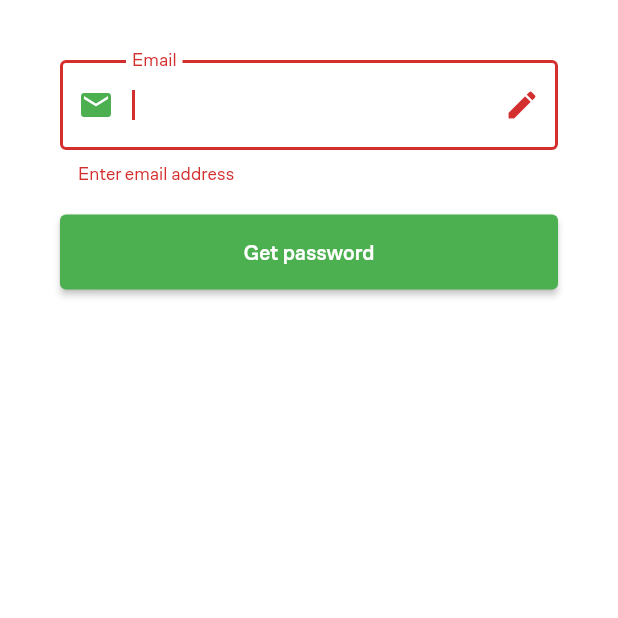
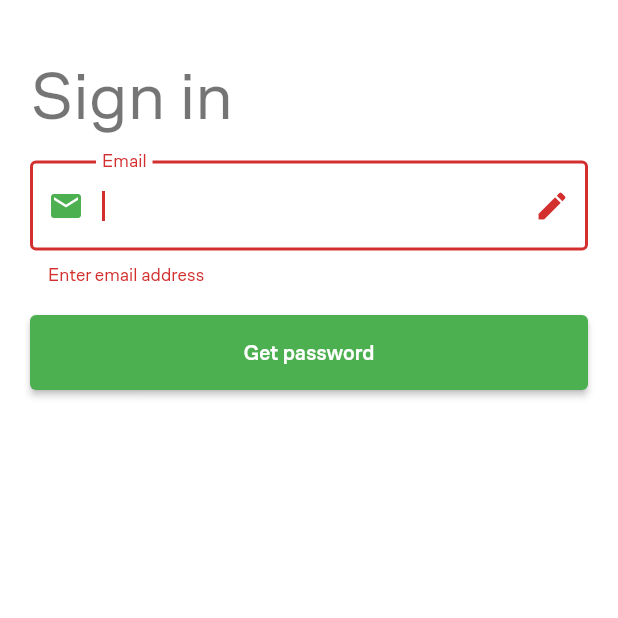
Before and after one commit to SarsenovZ2z/journal-app, a Flutter app: the AuthScreen screen opened directly, after a tap on "Get password", on a phone screen of 412 x 824 dp, the top half of it. Run offline on Flutter 3.47's test engine with Material 2 defaults, Android fonts, the phone set to English and light mode, and no system bars; our stand-ins replace dartz, dio, equatable, flutter_bloc, flutter_dotenv, flutter_secure_storage and 1 more; accounts and stored records are empty; network calls fail.

```diff
--- a/lib/src/features/auth/presentation/pages/auth_screen.dart
+++ b/lib/src/features/auth/presentation/pages/auth_screen.dart
@@ -1,5 +1,5 @@
 import 'package:flutter/material.dart';
-import 'package:journal/src/features/auth/presentation/widgets/Auth/form.dart';
+import 'package:journal/src/features/auth/presentation/widgets/auth_form.dart';
 
 class AuthScreen extends StatelessWidget {
   const AuthScreen({super.key});
@@ -9,18 +9,28 @@ class AuthScreen extends StatelessWidget {
     return Scaffold(
       body: ListView(
         children: [
-          Padding(
-            padding: const EdgeInsets.all(20),
-            child: Column(
+          Column(
             children: [
               Container(
+                padding: const EdgeInsets.all(20),
                 constraints: const BoxConstraints(
                   maxWidth: 500,
                 ),
-                  child: const AuthForm(),
+                child: Column(
+                  crossAxisAlignment: CrossAxisAlignment.start,
+                  children: [
+                    Padding(
+                      padding: const EdgeInsets.symmetric(vertical: 15),
+                      child: Text(
+                        'Sign in',
+                        style: Theme.of(context).textTheme.displaySmall,
+                      ),
+                    ),
+                    const AuthForm(),
+                  ],
+                ),
               ),
             ],
-            ),
           ),
         ],
       ),
--- a/lib/src/features/auth/presentation/widgets/Auth/form.dart
+++ /dev/null
@@ -1,222 +0,0 @@
-import 'package:flutter/material.dart';
-import 'package:flutter_bloc/flutter_bloc.dart';
-import 'package:journal/src/functions.dart';
-import 'package:journal/src/features/auth/presentation/bloc/Auth/auth_cubit.dart';
-import 'package:journal/src/features/auth/presentation/bloc/Auth/auth_states.dart';
-import 'package:journal/src/features/auth/presentation/bloc/Auth/password/password_cubit.dart';
-import 'package:journal/src/features/auth/presentation/bloc/Auth/password/password_states.dart';
-import 'package:journal/src/locator.dart';
-
-class AuthForm extends StatefulWidget {
-  const AuthForm({super.key});
-
-  @override
-  State<AuthForm> createState() => _AuthFormState();
-}
-
-class _AuthFormState extends State<AuthForm> {
-  final _formKey = GlobalKey<FormState>();
-  final _emailFieldKey = GlobalKey<FormFieldState>();
-
-  final TextEditingController _emailController = TextEditingController();
-  final TextEditingController _passwordController = TextEditingController();
-
-  bool _isLoading = false;
-  bool _isObscurePasswordEnabled = true;
-
-  @override
-  Widget build(BuildContext context) {
-    return Padding(
-      padding: const EdgeInsets.all(20),
-      child: BlocProvider<PasswordCubit>(
-        create: (context) => sl<PasswordCubit>(),
-        child: Form(
-          key: _formKey,
-          child: BlocBuilder<PasswordCubit, PasswordState>(
-              builder: (context, passwordState) {
-            return Column(
-              mainAxisAlignment: MainAxisAlignment.center,
-              crossAxisAlignment: CrossAxisAlignment.stretch,
-              children: [
-                TextFormField(
-                  key: _emailFieldKey,
-                  enabled: !_isLoading,
-                  controller: _emailController,
-                  readOnly: passwordState is PasswordIssuedState,
-                  autofocus: passwordState is! PasswordIssuedState,
-                  onFieldSubmitted: (String email) async {
-                    await _load(_getTemporaryPassword(context));
-                  },
-                  validator: (String? value) => _emailValidator(value, context),
-                  decoration: InputDecoration(
-                    label: const Text("Email"),
-                    border: const OutlineInputBorder(),
-                    prefixIcon: const Icon(Icons.mail),
-                    suffixIcon: InkWell(
-                      onTap: () async {
-                        _reset(context);
-                      },
-                      child: const Icon(Icons.edit),
-                    ),
-                  ),
-                ),
-                AnimatedSize(
-                  duration: const Duration(milliseconds: 200),
-                  child: passwordState is PasswordIssuedState
-                      ? Padding(
-                          padding: const EdgeInsets.only(top: 10),
-                          child: BlocBuilder<AuthCubit, AuthState>(
-                            builder: (context, authState) => TextFormField(
-                              enabled: !_isLoading,
-                              controller: _passwordController,
-                              obscureText: _isObscurePasswordEnabled,
-                              onFieldSubmitted: (String password) async {
-                                await _load(_authenticate(context));
-                              },
-                              validator: (String? value) =>
-                                  _passwordValidator(value, context),
-                              decoration: InputDecoration(
-                                label: const Text("Password"),
-                                border: const OutlineInputBorder(),
-                                prefixIcon: const Icon(Icons.password),
-                                suffixIcon: InkWell(
-                                  onTap: () {
-                                    setState(() {
-                                      _isObscurePasswordEnabled =
-                                          !_isObscurePasswordEnabled;
-                                    });
-                                  },
-                                  child: Icon(_isObscurePasswordEnabled
-                                      ? Icons.visibility
-                                      : Icons.visibility_off),
-                                ),
-                              ),
-                            ),
-                          ),
-                        )
-                      : const SizedBox(),
-                ),
-                const SizedBox(height: 20),
-                ElevatedButton(
-                  onPressed: _isLoading
-                      ? null
-                      : () async {
-                          await _load(passwordState is PasswordIssuedState
-                              ? _authenticate(context)
-                              : _getTemporaryPassword(context));
-                        },
-                  child: Container(
-                    alignment: Alignment.center,
-                    constraints: const BoxConstraints(minHeight: 50),
-                    child: _isLoading
-                        ? const SizedBox(
-                            width: 20,
-                            height: 20,
-                            child: CircularProgressIndicator(),
-                          )
-                        : Text(passwordState is PasswordIssuedState
-                            ? "Sign In"
-                            : "Get password"),
-                  ),
-                ),
-              ],
-            );
-          }),
-        ),
-      ),
-    );
-  }
-
-  Future<void> _load(Future f) async {
-    setState(() {
-      _isLoading = true;
-      _isObscurePasswordEnabled = true;
-    });
-
-    await f;
-
-    if (mounted) {
-      setState(() {
-        _isLoading = false;
-      });
-    }
-  }
-
-  Future<void> _authenticate(BuildContext context) async {
-    final AuthCubit authCubit = context.read<AuthCubit>();
-    authCubit.forgetLastError();
-    if (_formKey.currentState!.validate()) {
-      await delay();
-      await authCubit.authByCredentials(
-        email: _emailController.text,
-        password: _passwordController.text,
-      );
-      if (authCubit.state is AuthenticationFailedState) {
-        _formKey.currentState!.validate();
-      }
-    }
-  }
-
-  Future<void> _getTemporaryPassword(BuildContext context) async {
-    final passwordCubit = context.read<PasswordCubit>();
-    if (_emailFieldKey.currentState!.validate()) {
-      await delay();
-      await passwordCubit.getPassword(email: _emailController.text);
-      if (passwordCubit.state is PasswordRequestFailedState) {
-        _emailFieldKey.currentState!.validate();
-      } else if (passwordCubit.state is PasswordIssuedState) {
-        // set focus
-      }
-    }
-  }
-
-  void _reset(BuildContext context) {
-    _emailController.clear();
-    _passwordController.clear();
-
-    context.read<PasswordCubit>().reset();
-    setState(() {
-      _isObscurePasswordEnabled = true;
-    });
-  }
-
-  String? _emailValidator(String? value, BuildContext context) {
-    if (value!.isEmpty) {
-      return "Enter email address";
-    }
-    if (!_isValidEmail(value)) {
-      return "Please enter valid email address";
-    }
-
-    final PasswordCubit passwordCubit = context.read<PasswordCubit>();
-    final PasswordState passwordState = passwordCubit.state;
-    if (passwordState is PasswordRequestFailedState) {
-      passwordCubit.forgetLastError();
-      return passwordState.failure.message;
-    }
-
-    return null;
-  }
-
-  String? _passwordValidator(String? value, BuildContext context) {
-    if (value!.isEmpty) {
-      return "Enter password";
-    }
-
-    final AuthCubit authCubit = context.read<AuthCubit>();
-    final AuthState authState = authCubit.state;
-
-    if (authState is AuthenticationFailedState) {
-      authCubit.forgetLastError();
-      return authState.failure.message;
-    }
-
-    return null;
-  }
-
-  bool _isValidEmail(String email) {
-    return RegExp(
-            r"^[a-zA-Z0-9.!#$%&'*+/=?^_`{|}~-]+@[a-zA-Z0-9](?:[a-zA-Z0-9-]{0,253}[a-zA-Z0-9])?(?:\.[a-zA-Z0-9](?:[a-zA-Z0-9-]{0,253}[a-zA-Z0-9])?)*$")
-        .hasMatch(email);
-  }
-}
--- /dev/null
+++ b/lib/src/features/auth/presentation/widgets/auth_form.dart
@@ -0,0 +1,219 @@
+import 'package:flutter/material.dart';
+import 'package:flutter_bloc/flutter_bloc.dart';
+import 'package:journal/src/functions.dart';
+import 'package:journal/src/features/auth/presentation/bloc/Auth/auth_cubit.dart';
+import 'package:journal/src/features/auth/presentation/bloc/Auth/auth_states.dart';
+import 'package:journal/src/features/auth/presentation/bloc/Auth/password/password_cubit.dart';
+import 'package:journal/src/features/auth/presentation/bloc/Auth/password/password_states.dart';
+import 'package:journal/src/locator.dart';
+
+class AuthForm extends StatefulWidget {
+  const AuthForm({super.key});
+
+  @override
+  State<AuthForm> createState() => _AuthFormState();
+}
+
+class _AuthFormState extends State<AuthForm> {
+  final _formKey = GlobalKey<FormState>();
+  final _emailFieldKey = GlobalKey<FormFieldState>();
+
+  final TextEditingController _emailController = TextEditingController();
+  final TextEditingController _passwordController = TextEditingController();
+
+  bool _isLoading = false;
+  bool _isObscurePasswordEnabled = true;
+
+  @override
+  Widget build(BuildContext context) {
+    return BlocProvider<PasswordCubit>(
+      create: (context) => sl<PasswordCubit>(),
+      child: Form(
+        key: _formKey,
+        child: BlocBuilder<PasswordCubit, PasswordState>(
+            builder: (context, passwordState) {
+          return Column(
+            mainAxisAlignment: MainAxisAlignment.center,
+            crossAxisAlignment: CrossAxisAlignment.stretch,
+            children: [
+              TextFormField(
+                key: _emailFieldKey,
+                enabled: !_isLoading,
+                controller: _emailController,
+                readOnly: passwordState is PasswordIssuedState,
+                autofocus: passwordState is! PasswordIssuedState,
+                onFieldSubmitted: (String email) async {
+                  await _load(_getTemporaryPassword(context));
+                },
+                validator: (String? value) => _emailValidator(value, context),
+                decoration: InputDecoration(
+                  label: const Text("Email"),
+                  border: const OutlineInputBorder(),
+                  prefixIcon: const Icon(Icons.mail),
+                  suffixIcon: InkWell(
+                    onTap: () async {
+                      _reset(context);
+                    },
+                    child: const Icon(Icons.edit),
+                  ),
+                ),
+              ),
+              AnimatedSize(
+                duration: const Duration(milliseconds: 200),
+                child: passwordState is PasswordIssuedState
+                    ? Padding(
+                        padding: const EdgeInsets.only(top: 10),
+                        child: BlocBuilder<AuthCubit, AuthState>(
+                          builder: (context, authState) => TextFormField(
+                            enabled: !_isLoading,
+                            controller: _passwordController,
+                            obscureText: _isObscurePasswordEnabled,
+                            onFieldSubmitted: (String password) async {
+                              await _load(_authenticate(context));
+                            },
+                            validator: (String? value) =>
+                                _passwordValidator(value, context),
+                            decoration: InputDecoration(
+                              label: const Text("Password"),
+                              border: const OutlineInputBorder(),
+                              prefixIcon: const Icon(Icons.password),
+                              suffixIcon: InkWell(
+                                onTap: () {
+                                  setState(() {
+                                    _isObscurePasswordEnabled =
+                                        !_isObscurePasswordEnabled;
+                                  });
+                                },
+                                child: Icon(_isObscurePasswordEnabled
+                                    ? Icons.visibility
+                                    : Icons.visibility_off),
+                              ),
+                            ),
+                          ),
+                        ),
+                      )
+                    : const SizedBox(),
+              ),
+              const SizedBox(height: 20),
+              ElevatedButton(
+                onPressed: _isLoading
+                    ? null
+                    : () async {
+                        await _load(passwordState is PasswordIssuedState
+                            ? _authenticate(context)
+                            : _getTemporaryPassword(context));
+                      },
+                child: Container(
+                  alignment: Alignment.center,
+                  constraints: const BoxConstraints(minHeight: 50),
+                  child: _isLoading
+                      ? const SizedBox(
+                          width: 20,
+                          height: 20,
+                          child: CircularProgressIndicator(),
+                        )
+                      : Text(passwordState is PasswordIssuedState
+                          ? "Sign In"
+                          : "Get password"),
+                ),
+              ),
+            ],
+          );
+        }),
+      ),
+    );
+  }
+
+  Future<void> _load(Future f) async {
+    setState(() {
+      _isLoading = true;
+      _isObscurePasswordEnabled = true;
+    });
+
+    await f;
+
+    if (mounted) {
+      setState(() {
+        _isLoading = false;
+      });
+    }
+  }
+
+  Future<void> _authenticate(BuildContext context) async {
+    final AuthCubit authCubit = context.read<AuthCubit>();
+    authCubit.forgetLastError();
+    if (_formKey.currentState!.validate()) {
+      await delay();
+      await authCubit.authByCredentials(
+        email: _emailController.text,
+        password: _passwordController.text,
+      );
+      if (authCubit.state is AuthenticationFailedState) {
+        _formKey.currentState?.validate();
+      }
+    }
+  }
+
+  Future<void> _getTemporaryPassword(BuildContext context) async {
+    final passwordCubit = context.read<PasswordCubit>();
+    if (_emailFieldKey.currentState!.validate()) {
+      await delay();
+      await passwordCubit.getPassword(email: _emailController.text);
+      if (passwordCubit.state is PasswordRequestFailedState) {
+        _emailFieldKey.currentState?.validate();
+      } else if (passwordCubit.state is PasswordIssuedState) {
+        // set focus
+      }
+    }
+  }
+
+  void _reset(BuildContext context) {
+    _emailController.clear();
+    _passwordController.clear();
+
+    context.read<PasswordCubit>().reset();
+    setState(() {
+      _isObscurePasswordEnabled = true;
+    });
+  }
+
+  String? _emailValidator(String? value, BuildContext context) {
+    if (value!.isEmpty) {
+      return "Enter email address";
+    }
+    if (!_isValidEmail(value)) {
+      return "Please enter valid email address";
+    }
+
+    final PasswordCubit passwordCubit = context.read<PasswordCubit>();
+    final PasswordState passwordState = passwordCubit.state;
+    if (passwordState is PasswordRequestFailedState) {
+      passwordCubit.forgetLastError();
+      return passwordState.failure.message;
+    }
+
+    return null;
+  }
+
+  String? _passwordValidator(String? value, BuildContext context) {
+    if (value!.isEmpty) {
+      return "Enter password";
+    }
+
+    final AuthCubit authCubit = context.read<AuthCubit>();
+    final AuthState authState = authCubit.state;
+
+    if (authState is AuthenticationFailedState) {
+      authCubit.forgetLastError();
+      return authState.failure.message;
+    }
+
+    return null;
+  }
+
+  bool _isValidEmail(String email) {
+    return RegExp(
+            r"^[a-zA-Z0-9.!#$%&'*+/=?^_`{|}~-]+@[a-zA-Z0-9](?:[a-zA-Z0-9-]{0,253}[a-zA-Z0-9])?(?:\.[a-zA-Z0-9](?:[a-zA-Z0-9-]{0,253}[a-zA-Z0-9])?)*$")
+        .hasMatch(email);
+  }
+}
```
Also changed, not shown: lib/src/application.dart (+4 -15 lines), lib/src/features/auth/presentation/widgets/only_authenticated.dart (added, +29 -0 lines), lib/src/features/journal/presentation/pages/home_screen.dart (+7 -1 lines), lib/src/features/journal/presentation/pages/loading_screen.dart (added, +14 -0 lines), lib/src/features/profile/presentation/pages/profile_screen.dart (+22 -3 lines). Lines whose indentation alone changed are shown as unchanged.
